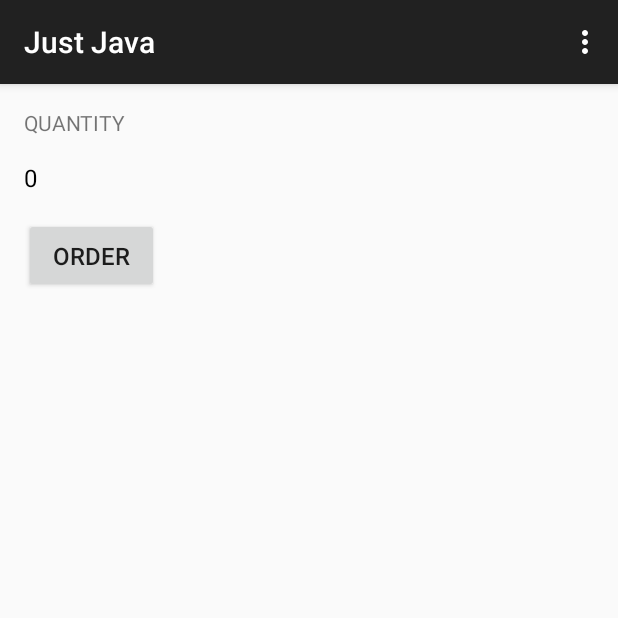
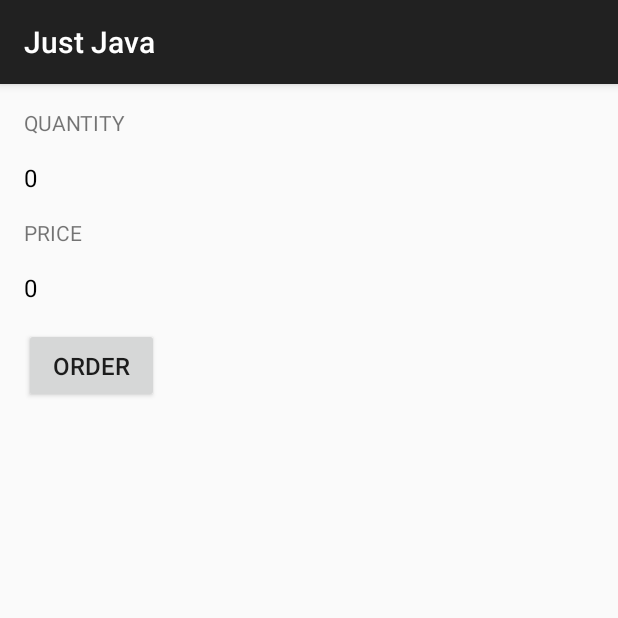
Before and after one commit to guzike/JustJava, an Android app: the screen it shows after launch (MainActivity), on a phone screen of 412 x 824 dp, the top half of it. Run offline under Robolectric (Android 15) with nearby library versions, the phone set to English and light mode, and no system bars.

Commit message:
displayPrice added

```diff
--- a/app/src/main/java/com/example/android/justjava/MainActivity.java
+++ b/app/src/main/java/com/example/android/justjava/MainActivity.java
@@ -1,12 +1,16 @@
 package com.example.android.justjava;
 
-import android.support.v7.app.ActionBarActivity;
 import android.os.Bundle;
-import android.view.Menu;
-import android.view.MenuItem;
+import android.support.v7.app.AppCompatActivity;
+import android.view.View;
+import android.widget.TextView;
 
+import java.text.NumberFormat;
 
-public class MainActivity extends ActionBarActivity {
+/**
+ * This app displays an order form to order coffee.
+ */
+public class MainActivity extends AppCompatActivity {
 
     @Override
     protected void onCreate(Bundle savedInstanceState) {
@@ -14,25 +18,28 @@ public class MainActivity extends ActionBarActivity {
         setContentView(R.layout.activity_main);
     }
 
-    @Override
-    public boolean onCreateOptionsMenu(Menu menu) {
-        // Inflate the menu; this adds items to the action bar if it is present.
-        getMenuInflater().inflate(R.menu.menu_main, menu);
-        return true;
+    /**
+     * This method is called when the order button is clicked.
+     */
+    public void submitOrder(View view) {
+        display(2);
+        displayPrice(2*5);
     }
 
-    @Override
-    public boolean onOptionsItemSelected(MenuItem item) {
-        // Handle action bar item clicks here. The action bar will
-        // automatically handle clicks on the Home/Up button, so long
-        // as you specify a parent activity in AndroidManifest.xml.
-        int id = item.getItemId();
+    /**
+     * This method displays the given quantity value on the screen.
+     */
+    private void display(int number) {
+        TextView quantityTextView = (TextView) findViewById(
+                R.id.quantity_text_view);
+        quantityTextView.setText("" + number);
+    }
 
-        //noinspection SimplifiableIfStatement
-        if (id == R.id.action_settings) {
-            return true;
-        }
-
-        return super.onOptionsItemSelected(item);
+    /**
+     * This method displays the given price on the screen.
+     */
+    private void displayPrice(int number) {
+        TextView priceTextView = (TextView) findViewById(R.id.price_text_view);
+        priceTextView.setText(NumberFormat.getCurrencyInstance().format(number));
     }
 }
--- a/app/src/main/res/layout/activity_main.xml
+++ b/app/src/main/res/layout/activity_main.xml
@@ -12,21 +12,39 @@
     <TextView
         android:layout_width="wrap_content"
         android:layout_height="wrap_content"
+        android:layout_marginBottom="16dp"
         android:text="Quantity"
-        android:textAllCaps="true"/>
+        android:textAllCaps="true" />
+
+    <TextView
+        android:id="@+id/quantity_text_view"
+        android:layout_width="wrap_content"
+        android:layout_height="wrap_content"
+        android:text="0"
+        android:textColor="@android:color/black"
+        android:textSize="16sp" />
 
     <TextView
         android:layout_width="wrap_content"
         android:layout_height="wrap_content"
         android:layout_marginBottom="16dp"
         android:layout_marginTop="16dp"
+        android:text="Price"
+        android:textAllCaps="true" />
+
+    <TextView
+        android:id="@+id/price_text_view"
+        android:layout_width="wrap_content"
+        android:layout_height="wrap_content"
         android:text="0"
-        android:textSize="16sp"
-        android:textColor="@android:color/black"/>
+        android:textColor="@android:color/black"
+        android:textSize="16sp" />
 
     <Button
         android:layout_width="90dp"
         android:layout_height="50dp"
+        android:layout_marginTop="16dp"
+        android:onClick="submitOrder"
         android:text="ORDER"
         android:textSize="16sp" />
 
```
